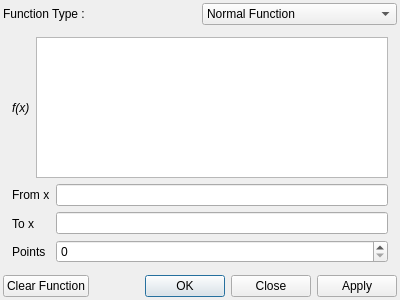
This is alphaplot/src/2Dplot/widgets/Function2DDialog.ui in narunlifescience/AlphaPlot as Qt 5 draws it before an edit. The edited form follows.
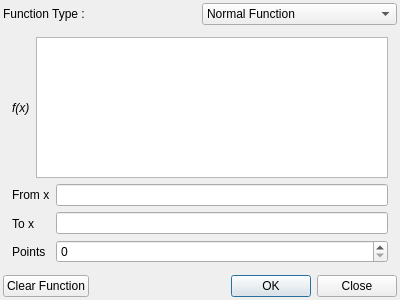
This is the edited form.

```diff
--- a/alphaplot/src/2Dplot/widgets/Function2DDialog.ui
+++ b/alphaplot/src/2Dplot/widgets/Function2DDialog.ui
@@ -311,7 +311,7 @@
         <enum>Qt::Horizontal</enum>
        </property>
        <property name="standardButtons">
-        <set>QDialogButtonBox::Apply|QDialogButtonBox::Close|QDialogButtonBox::Ok</set>
+        <set>QDialogButtonBox::Close|QDialogButtonBox::Ok</set>
        </property>
       </widget>
      </item>
```
Left out of the diff: 35 changed lines with no effect on the pictures.
